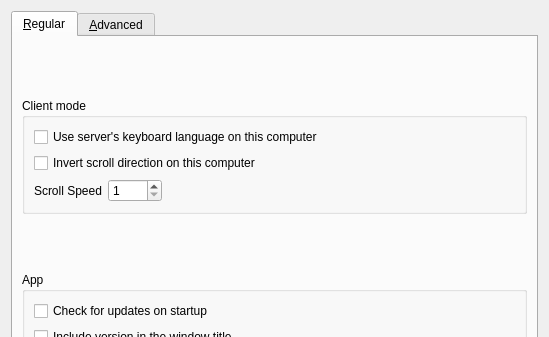
Qt form src/lib/gui/dialogs/SettingsDialog.ui (deskflow/deskflow) before a commit; both pictures show x 0 to 549 and y 0 to 337 of the 549 by 755 pixel window.
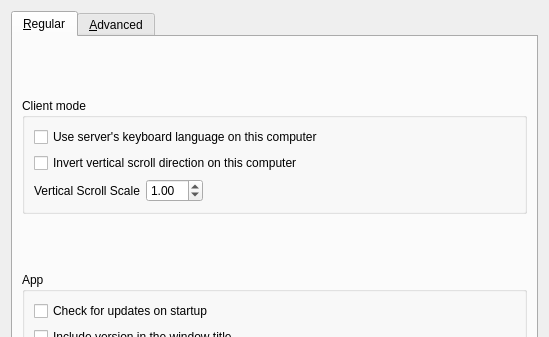
The same form after that commit. Icons and pictures are not drawn.

Commit message: fix: vertical scroll scaling on all platforms fixes: #9120

```diff
--- a/src/lib/gui/dialogs/SettingsDialog.ui
+++ b/src/lib/gui/dialogs/SettingsDialog.ui
@@ -55,21 +55,27 @@
           <item>
            <widget class="QCheckBox" name="cbScrollDirection">
             <property name="text">
-             <string>Invert scroll direction on this computer</string>
+             <string>Invert vertical scroll direction on this computer</string>
             </property>
            </widget>
           </item>
           <item>
-           <layout class="QFormLayout" name="formLayout">
-            <item row="0" column="0">
+           <layout class="QHBoxLayout" name="horizontalLayout_2">
+            <item>
              <widget class="QLabel" name="lblScrollSpeed">
+              <property name="sizePolicy">
+               <sizepolicy hsizetype="Maximum" vsizetype="Preferred">
+                <horstretch>0</horstretch>
+                <verstretch>0</verstretch>
+               </sizepolicy>
+              </property>
               <property name="text">
-               <string>Scroll Speed</string>
+               <string>Vertical Scroll Scale</string>
               </property>
              </widget>
             </item>
-            <item row="0" column="1">
-             <widget class="QSpinBox" name="sbScrollSpeed">
+            <item>
+             <widget class="QDoubleSpinBox" name="sbYScrollScale">
               <property name="sizePolicy">
                <sizepolicy hsizetype="Maximum" vsizetype="Fixed">
                 <horstretch>0</horstretch>
@@ -80,13 +86,32 @@
                <bool>true</bool>
               </property>
               <property name="minimum">
-               <number>1</number>
+               <double>0.100000000000000</double>
               </property>
               <property name="maximum">
-               <number>1000</number>
+               <double>10.000000000000000</double>
+              </property>
+              <property name="singleStep">
+               <double>0.500000000000000</double>
+              </property>
+              <property name="value">
+               <double>1.000000000000000</double>
               </property>
              </widget>
             </item>
+            <item>
+             <spacer name="horizontalSpacer_4">
+              <property name="orientation">
+               <enum>Qt::Orientation::Horizontal</enum>
+              </property>
+              <property name="sizeHint" stdset="0">
+               <size>
+                <width>40</width>
+                <height>20</height>
+               </size>
+              </property>
+             </spacer>
+            </item>
            </layout>
           </item>
          </layout>
```
Left out of the diff: 6 changed lines with no effect on the pictures. The commit also changes 12 other files.
